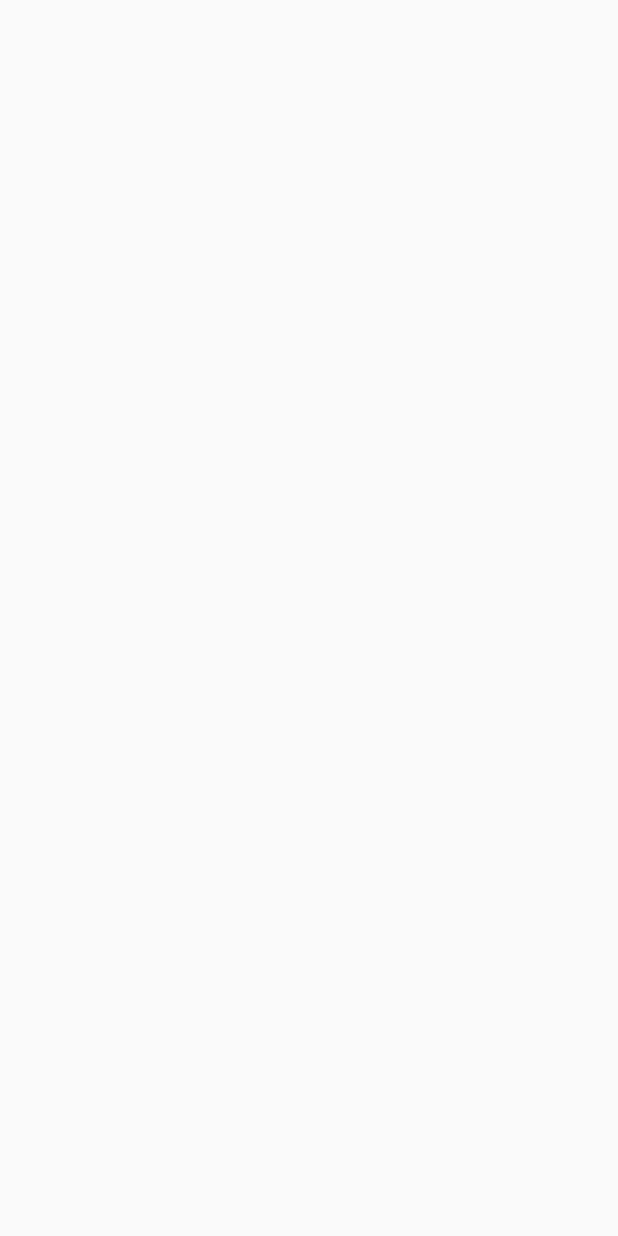
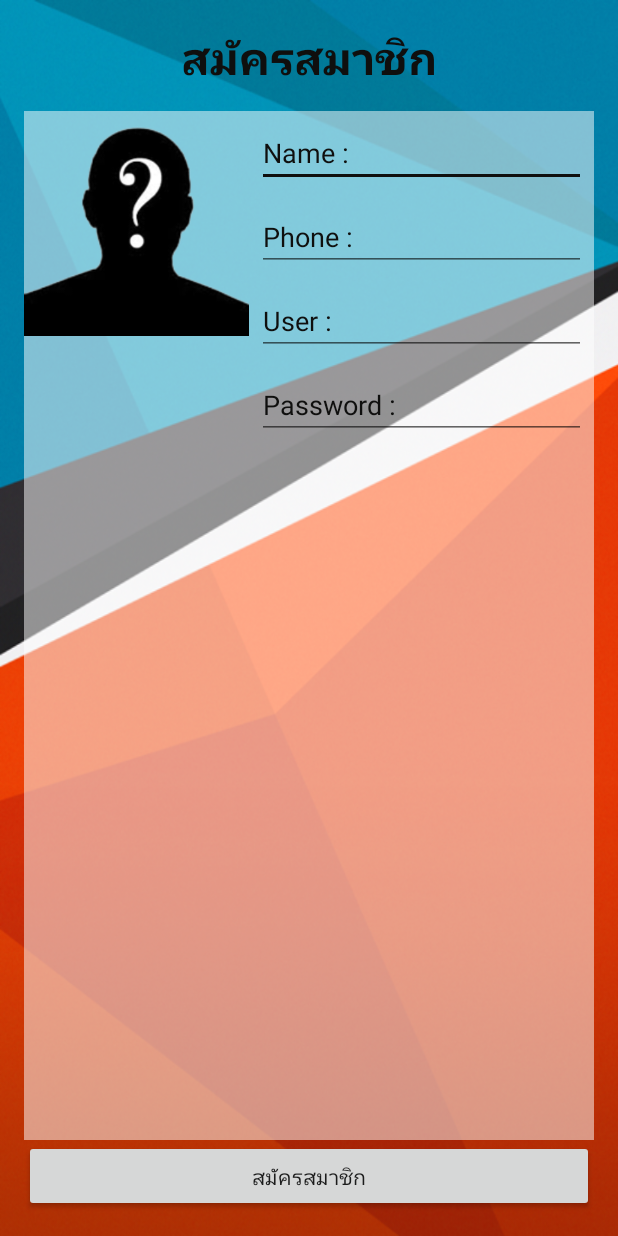
Before and after one commit to superpiyawat/Easy-KKU, an Android app: the SignUpActivity screen opened directly, with no data from a screen before it, on a phone screen of 412 x 824 dp. Before the commit the screen is empty. Run offline under Robolectric (Android 15) with nearby library versions, the phone set to English and light mode, and no system bars.

Commit message:
Design UL signUp

```diff
--- a/app/src/main/res/layout/activity_sign_up.xml
+++ b/app/src/main/res/layout/activity_sign_up.xml
@@ -1,5 +1,6 @@
 <?xml version="1.0" encoding="utf-8"?>
 <RelativeLayout xmlns:android="http://schemas.android.com/apk/res/android"
+    xmlns:app="http://schemas.android.com/apk/res-auto"
     xmlns:tools="http://schemas.android.com/tools"
     android:id="@+id/activity_sign_up"
     android:layout_width="match_parent"
@@ -8,6 +9,92 @@
     android:paddingLeft="@dimen/activity_horizontal_margin"
     android:paddingRight="@dimen/activity_horizontal_margin"
     android:paddingTop="@dimen/activity_vertical_margin"
-    tools:context="kku.hattinard.piyawat.easykku.SignUpActivity">
+    tools:context="kku.hattinard.piyawat.easykku.SignUpActivity"
+    android:background="@drawable/wallpapers_a_02">
+
+    <TextView
+        android:text="@string/SignUp"
+        android:layout_width="wrap_content"
+        android:layout_height="wrap_content"
+        android:id="@+id/textView"
+        android:textSize="@dimen/h1"
+        android:textStyle="normal|bold"
+        android:layout_centerHorizontal="true"
+        android:textColor="@color/colorAccent"
+        android:textColorHint="@color/colorAccent" />
+
+    <Button
+        android:text="@string/SignUp"
+        android:layout_width="match_parent"
+        android:layout_height="wrap_content"
+        android:id="@+id/button3"
+        android:layout_alignParentBottom="true" />
+
+    <LinearLayout
+        android:orientation="horizontal"
+        android:layout_width="match_parent"
+        android:layout_height="match_parent"
+        android:layout_below="@+id/textView"
+        android:layout_above="@+id/button3"
+        android:layout_marginTop="15dp"
+        android:background="#82ffffff">
+
+        <ImageView
+            android:layout_width="@dimen/icon"
+            android:layout_height="@dimen/icon"
+            app:srcCompat="@drawable/question_man"
+            android:id="@+id/imageView2" />
+
+        <LinearLayout
+            android:orientation="vertical"
+            android:layout_width="match_parent"
+            android:layout_height="match_parent">
+
+            <EditText
+                android:layout_width="match_parent"
+                android:layout_height="wrap_content"
+                android:inputType="textPersonName"
+                android:ems="10"
+                android:id="@+id/editText"
+                android:layout_margin="5dp"
+                android:hint="Name :"
+                android:textColor="@color/colorAccent"
+                android:textColorHint="@color/colorAccent" />
+
+            <EditText
+                android:layout_width="match_parent"
+                android:layout_height="wrap_content"
+                android:ems="10"
+                android:id="@+id/editText2"
+                android:layout_margin="5dp"
+                android:hint="Phone :"
+                android:inputType="number"
+                android:textColor="@color/colorAccent"
+                android:textColorHint="@color/colorAccent" />
+
+            <EditText
+                android:layout_width="match_parent"
+                android:layout_height="wrap_content"
+                android:inputType="textPersonName"
+                android:ems="10"
+                android:id="@+id/editText3"
+                android:layout_margin="5dp"
+                android:hint="User :"
+                android:textColor="@color/colorAccent"
+                android:textColorHint="@color/colorAccent" />
+
+            <EditText
+                android:layout_width="match_parent"
+                android:layout_height="wrap_content"
+                android:inputType="textPersonName"
+                android:ems="10"
+                android:id="@+id/editText4"
+                android:layout_margin="5dp"
+                android:hint="Password :"
+                android:textColor="@color/colorAccent"
+                android:textColorHint="@color/colorAccent" />
+
+        </LinearLayout>
+    </LinearLayout>
 
 </RelativeLayout>
--- a/app/src/main/res/values/colors.xml
+++ b/app/src/main/res/values/colors.xml
@@ -2,5 +2,7 @@
 <resources>
     <color name="colorPrimary">#3F51B5</color>
     <color name="colorPrimaryDark">#303F9F</color>
-    <color name="colorAccent">#FF4081</color>
+    <color name="colorAccent">#0f0f0e</color>
+
+    <color name="aText">#1a77b6</color>
 </resources>
--- a/app/src/main/res/values/dimens.xml
+++ b/app/src/main/res/values/dimens.xml
@@ -2,4 +2,8 @@
     <!-- Default screen margins, per the Android Design guidelines. -->
     <dimen name="activity_horizontal_margin">16dp</dimen>
     <dimen name="activity_vertical_margin">16dp</dimen>
+
+    <dimen name="h1">30sp</dimen>
+    <dimen name="h2">20sp</dimen>
+    <dimen name="icon">150dp</dimen>
 </resources>
```
Also changed, not shown: app/src/main/res/drawable/logo_kmitl.png (added), app/src/main/res/drawable/question_man.png (added), app/src/main/res/drawable/wallpapers_a_02.png (added).
